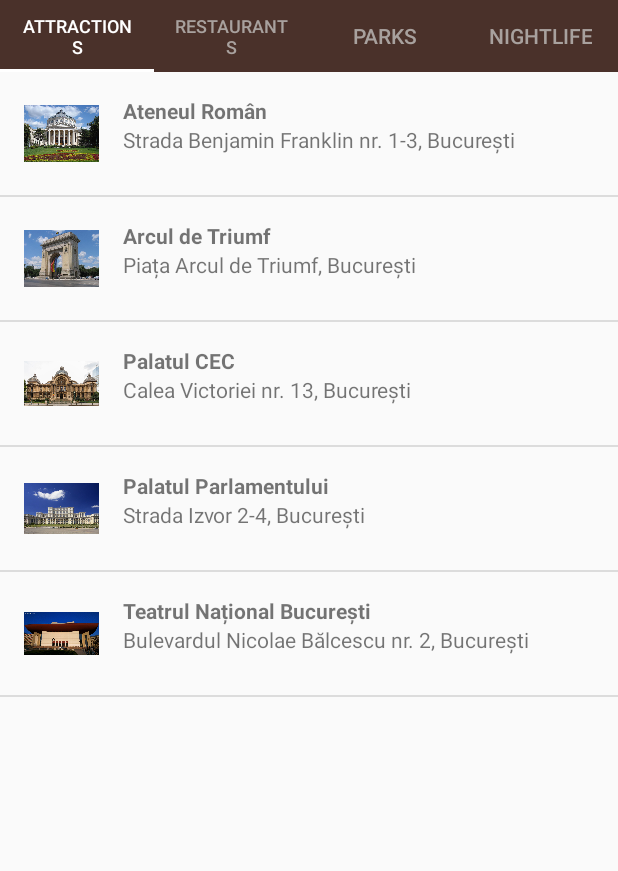
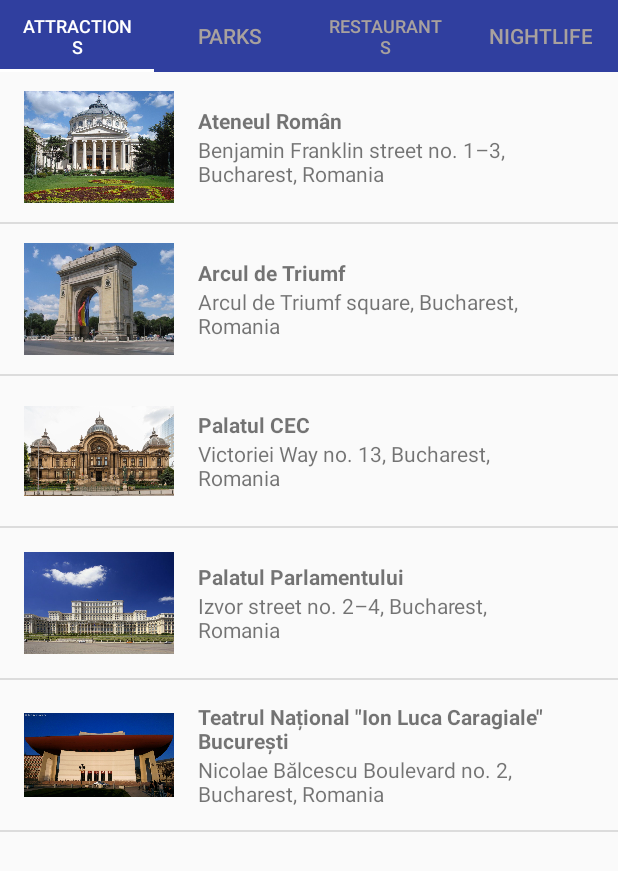
Before and after one commit to GuieMigi/TourGuide, an Android app: the screen it shows after launch (MainActivity), on a phone screen of 412 x 824 dp. Shown: the top 871 px of the screen. Run offline under Robolectric (Android 15) with nearby library versions, the phone set to English and light mode, and no system bars.

Commit message:
Moved Attractions tab strings to the strings.xml file

```diff
--- a/app/src/main/java/com/example/android/tourguide/AttractionsFragment.java
+++ b/app/src/main/java/com/example/android/tourguide/AttractionsFragment.java
@@ -9,7 +9,6 @@ import android.view.View;
 import android.view.ViewGroup;
 import android.widget.AdapterView;
 import android.widget.ListView;
-import android.widget.TextView;
 
 import java.util.ArrayList;
 
@@ -30,13 +29,17 @@ public class AttractionsFragment extends Fragment {
         View rootView = inflater.inflate(R.layout.pointofinterest_list, container, false);
 
         //Create an ArrayList containing the PointOfInterest.
-        final ArrayList<PointOfInterest> pois = new ArrayList<PointOfInterest>();
-        pois.add(new PointOfInterest("Ateneul Român", "Strada Benjamin Franklin nr. 1-3, București",
+        final ArrayList<PointOfInterest> pois = new ArrayList<>();
+        pois.add(new PointOfInterest(getString(R.string.ateneul_roman_name), getString(R.string.ateneul_roman_address),
                 getString(R.string.ateneul_roman_description), R.drawable.ateneul_roman));
-        pois.add(new PointOfInterest("Arcul de Triumf", "Piața Arcul de Triumf, București", R.drawable.arcul_de_triumf));
-        pois.add(new PointOfInterest("Palatul CEC", "Calea Victoriei nr. 13, București", R.drawable.palatul_cec));
-        pois.add(new PointOfInterest("Palatul Parlamentului", "Strada Izvor 2-4, București", R.drawable.palatul_parlamentului));
-        pois.add(new PointOfInterest("Teatrul Național București", "Bulevardul Nicolae Bălcescu nr. 2, București", R.drawable.teatrul_national_bucuresti));
+        pois.add(new PointOfInterest(getString(R.string.arcul_de_triumf_name), getString(R.string.arcul_de_triumf_address),
+                getString(R.string.arcul_de_triumf_description), R.drawable.arcul_de_triumf));
+        pois.add(new PointOfInterest(getString(R.string.palatul_cec_name), getString(R.string.palatul_cec_address),
+                getString(R.string.palatul_cec_description), R.drawable.palatul_cec));
+        pois.add(new PointOfInterest(getString(R.string.palatul_parlamentului_name), getString(R.string.palatul_parlamentului_address),
+                getString(R.string.palatul_parlamentului_description), R.drawable.palatul_parlamentului));
+        pois.add(new PointOfInterest(getString(R.string.teatrul_national_bucuresti_name), getString(R.string.teatrul_national_bucuresti_address),
+                getString(R.string.teatrul_national_bucuresti_description), R.drawable.teatrul_national_bucuresti));
 
         final ListView listView = rootView.findViewById(R.id.list_view);
         PointOfInterestAdapter poiAdapter = new PointOfInterestAdapter(getActivity(), pois);
--- a/app/src/main/java/com/example/android/tourguide/CategoryAdapter.java
+++ b/app/src/main/java/com/example/android/tourguide/CategoryAdapter.java
@@ -11,11 +11,8 @@ import android.support.v4.app.FragmentPagerAdapter;
 
 public class CategoryAdapter extends FragmentPagerAdapter {
 
-    private Context mContext;
-
     public CategoryAdapter(Context context, android.support.v4.app.FragmentManager fragmentManager){
         super(fragmentManager);
-        mContext = context;
     }
 
     @Override
@@ -23,9 +20,9 @@ public class CategoryAdapter extends FragmentPagerAdapter {
         if(position == 0){
             return new AttractionsFragment();
         } else if(position == 1){
+            return new ParksFragment();
+        } else if(position == 2){
             return new RestaurantsFragment();
-        } else if(position == 2){
-            return new ParksFragment();
         } else return new NightlifeFragment();
     }
 
@@ -39,9 +36,9 @@ public class CategoryAdapter extends FragmentPagerAdapter {
         if (position == 0){
             return "Attractions";
         } else if (position == 1){
+            return "Parks";
+        } else if (position == 2){
             return "Restaurants";
-        } else if (position == 2){
-            return "Parks";
         } else return "Nightlife";
     }
 }
--- a/app/src/main/res/layout/activity_main.xml
+++ b/app/src/main/res/layout/activity_main.xml
@@ -11,7 +11,7 @@
         android:id="@+id/tab_layout"
         android:layout_width="match_parent"
         android:layout_height="wrap_content"
-        android:background="#4A312A"
+        android:background="@color/colorPrimaryDark"
         app:tabIndicatorColor="#FFFFFF"
         app:tabMode="fixed"
         app:tabSelectedTextColor="#FFFFFF"
--- a/app/src/main/res/layout/list_item.xml
+++ b/app/src/main/res/layout/list_item.xml
@@ -1,20 +1,27 @@
 <?xml version="1.0" encoding="utf-8"?>
-<LinearLayout xmlns:android="http://schemas.android.com/apk/res/android"
+<RelativeLayout xmlns:android="http://schemas.android.com/apk/res/android"
     xmlns:tools="http://schemas.android.com/tools"
     android:layout_width="match_parent"
-    android:layout_height="match_parent"
+    android:layout_height="wrap_content"
     android:orientation="horizontal"
-    android:padding="16dp">
+    android:paddingEnd="16dp"
+    android:paddingLeft="16dp"
+    android:paddingRight="16dp"
+    android:paddingStart="16dp">
 
     <ImageView
         android:id="@+id/poi_image"
-        android:layout_width="50dp"
-        android:layout_height="50dp"
+        android:layout_width="100dp"
+        android:layout_height="100dp"
+        android:contentDescription="@string/poi_image_description"
         tools:src="@drawable/ateneul_roman"/>
 
     <LinearLayout
         android:layout_width="wrap_content"
         android:layout_height="wrap_content"
+        android:layout_centerVertical="true"
+        android:layout_toEndOf="@id/poi_image"
+        android:layout_toRightOf="@id/poi_image"
         android:orientation="vertical"
         android:paddingEnd="16dp"
         android:paddingLeft="16dp"
@@ -36,4 +43,4 @@
 
     </LinearLayout>
 
-</LinearLayout>
+</RelativeLayout>
--- a/app/src/main/res/layout/poi_details_item.xml
+++ b/app/src/main/res/layout/poi_details_item.xml
@@ -1,6 +1,5 @@
 <?xml version="1.0" encoding="utf-8"?>
 <ScrollView xmlns:android="http://schemas.android.com/apk/res/android"
-    xmlns:app="http://schemas.android.com/apk/res-auto"
     xmlns:tools="http://schemas.android.com/tools"
     android:layout_width="match_parent"
     android:layout_height="match_parent"
@@ -20,6 +19,7 @@
             android:layout_gravity="center"
             android:layout_marginBottom="16dp"
             android:adjustViewBounds="true"
+            android:contentDescription="@string/poi_image_description"
             tools:src="@drawable/ateneul_roman" />
 
         <TextView
@@ -27,7 +27,7 @@
             android:layout_width="match_parent"
             android:layout_height="wrap_content"
             android:gravity="center"
-            android:textSize="16sp"
+            android:textSize="20sp"
             android:textStyle="bold"
             tools:text="Ateneul Român" />
 
@@ -35,6 +35,7 @@
             android:id="@+id/poi_address_details"
             android:layout_width="match_parent"
             android:layout_height="wrap_content"
+            android:layout_marginBottom="16dp"
             android:gravity="center"
             android:textSize="16sp"
             tools:text="Strada Benjamin Franklin nr. 1-3, București" />
--- a/app/src/main/res/values/strings.xml
+++ b/app/src/main/res/values/strings.xml
@@ -3,7 +3,44 @@
 
     <!-- TODO: Remove or change this placeholder text -->
     <string name="hello_blank_fragment">Hello blank fragment</string>
+
+    <string name="poi_image_description">A representative image showing the point of interest</string>
+    <!-- Attractions names-->
+    <string name="ateneul_roman_name">Ateneul Român</string>
+    <string name="arcul_de_triumf_name">Arcul de Triumf</string>
+    <string name="palatul_cec_name">Palatul CEC</string>
+    <string name="palatul_parlamentului_name">Palatul Parlamentului</string>
+    <string name="teatrul_national_bucuresti_name">Teatrul Național \"Ion Luca Caragiale\" București</string>
+
+    <!-- Attractions addresses-->
+    <string name="ateneul_roman_address">Benjamin Franklin street no. 1&#8211;3, Bucharest, Romania</string>
+    <string name="arcul_de_triumf_address">Arcul de Triumf square, Bucharest, Romania</string>
+    <string name="palatul_cec_address">Victoriei Way no. 13, Bucharest, Romania</string>
+    <string name="palatul_parlamentului_address">Izvor street no. 2&#8211;4, Bucharest, Romania</string>
+    <string name="teatrul_national_bucuresti_address">Nicolae Bălcescu Boulevard no. 2, Bucharest, Romania</string>
+
     <!-- Attractions descriptions-->
-    <string name="ateneul_roman_description">The Romanian Athenaeum (Romanian: Ateneul Român) is a concert hall in the center of Bucharest, Romania and a landmark of the Romanian capital city. Opened in 1888, the ornate, domed, circular building is the city\'s main concert hall and home of the "George Enescu" Philharmonic and of the George Enescu annual international music festival.</string>
+    <string name="ateneul_roman_description">Ateneul Român(English: The Romanian Athenaeum) is a concert hall in the center of Bucharest, Romania and a landmark of the Romanian capital city. Opened in 1888, the ornate, domed, circular building is the city\'s main concert hall and home of the "George Enescu" Philharmonic and of the George Enescu annual international music festival.</string>
+    <string name="arcul_de_triumf_description">Arcul de Triumf (English: The Arch of Triumph) is a triumphal arch dedicated to the Heroes of the War of Independence and World War I. The Arch is located in the northern part of Bucharest. The current arch has a height of 27 metres and was built after the plans of the architect Petre Antonescu. It has as its foundation a 25 x 11.50 metres rectangle. The sculptures with which the facades are decorated were created by famous Romanian sculptors such as Ion Jalea and Dimitrie Paciurea. Presently, military parades are held beneath the arch each December 1, with the occasion of Romania\'s national holiday.</string>
+    <string name="palatul_cec_description">Palatul CEC (English: The CEC Palace) built in 1900 and situated on Calea Victoriei is the headquarter of CEC Bank. The palace was built as a new headquarters for Romania\'s oldest bank, the public savings institution "Casa de Depuneri, Consemnațiuni și Economie", later known as C.E.C. (Romanian: Casa de Economii și Consemnațiuni), and nowadays CEC Bank.</string>
+    <string name="palatul_parlamentului_description">Palatul Parlamentului (English: The Palace of the Parliament) is the seat of the Parliament of Romania. Located on Dealul Arsenalului in central Bucharest (Sector 5), it is the largest administrative building in the world. A colossal parliament building known for its ornate interior composed of 23 sections, it houses the Senate and the Chamber of Deputies, three museums and an international conference center.</string>
+    <string name="teatrul_national_bucuresti_description">Teatrul Naţional "Ion Luca Caragiale" Bucureşti (English: The "Ion Luca Caragiale" National Theatre Bucharest) is one of the national theatres of Romania, located in the capital city of Bucharest. It was founded as the Teatrul cel Mare din Bucureşti ("Grand Theatre of Bucharest") in 1852, its first director being Costache Caragiale. It became a national institution in 1864 by a decree of Prime Minister Mihail Kogălniceanu, and was officially named as the National Theatre in 1875.</string>
 
+    <!-- TODO: Parks names -->
+
+    <!-- TODO: Parks addresses -->
+
+    <!-- TODO: Parks descriptions -->
+
+    <!-- TODO: Restaurants names -->
+
+    <!-- TODO: Restaurants addresses -->
+
+    <!-- TODO: Restaurants opening hours -->
+
+    <!-- TODO: Nightlife names -->
+
+    <!-- TODO: Nightlife addresses -->
+
+    <!-- TODO: Nightlife opening hours -->
 </resources>
```
